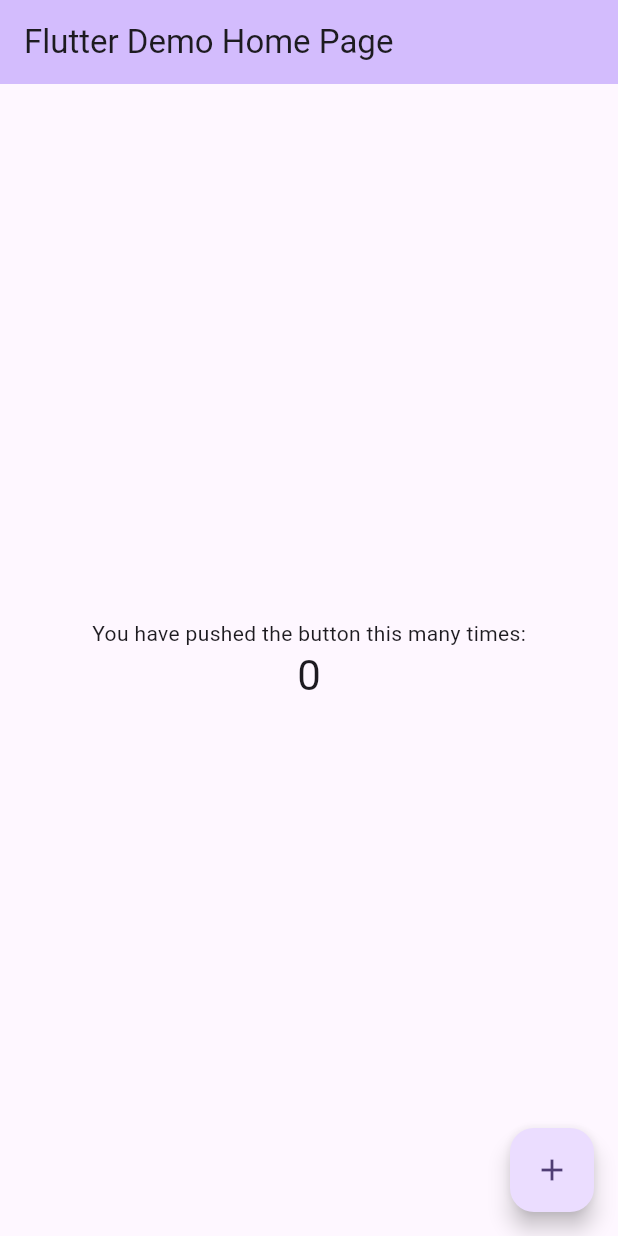
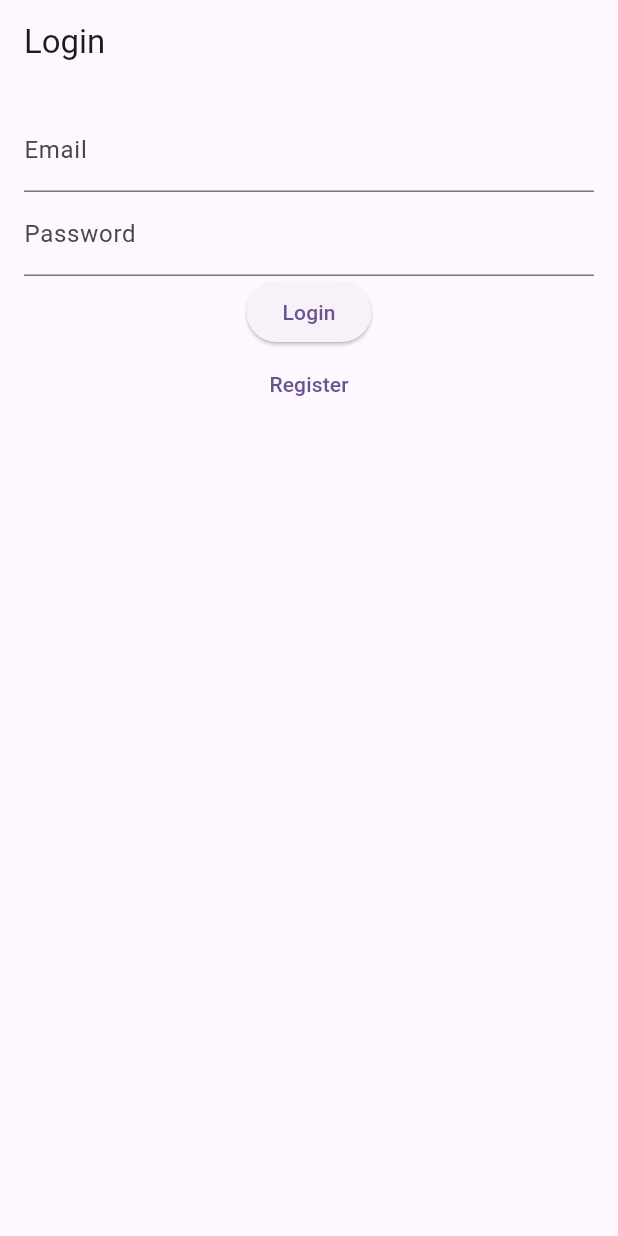
Before and after one commit to mcarney7/mad_hw4, a Flutter app: the screen it shows after launch, on a phone screen of 412 x 824 dp. Run offline on Flutter 3.47's test engine with Material 3 defaults, Android fonts, the phone set to English and light mode, and no system bars; our stand-ins replace cloud_firestore, firebase_auth, firebase_core; accounts and stored records are empty.

Commit message:
Getting the app to run with no errors.

```diff
--- /dev/null
+++ b/lib/login_screen.dart
@@ -0,0 +1,57 @@
+import 'package:flutter/material.dart';
+import 'package:firebase_auth/firebase_auth.dart';
+import 'register_screen.dart';
+import 'message_board_list.dart';
+
+class LoginScreen extends StatefulWidget {
+  const LoginScreen({Key? key}) : super(key: key);
+
+  @override
+  _LoginScreenState createState() => _LoginScreenState();
+}
+
+class _LoginScreenState extends State<LoginScreen> {
+  final TextEditingController emailController = TextEditingController();
+  final TextEditingController passwordController = TextEditingController();
+
+  Future<void> login(BuildContext context) async {
+    try {
+      await FirebaseAuth.instance.signInWithEmailAndPassword(
+          email: emailController.text, password: passwordController.text);
+      Navigator.pushReplacement(
+          context, MaterialPageRoute(builder: (context) => const MessageBoardList()));
+    } catch (e) {
+      ScaffoldMessenger.of(context).showSnackBar(
+          SnackBar(content: Text("Login Failed: ${e.toString()}")));
+    }
+  }
+
+  @override
+  void dispose() {
+    emailController.dispose();
+    passwordController.dispose();
+    super.dispose();
+  }
+
+  @override
+  Widget build(BuildContext context) {
+    return Scaffold(
+      appBar: AppBar(title: const Text('Login')),
+      body: Padding(
+        padding: const EdgeInsets.all(16.0),
+        child: Column(
+          children: [
+            TextField(controller: emailController, decoration: const InputDecoration(labelText: 'Email')),
+            TextField(controller: passwordController, decoration: const InputDecoration(labelText: 'Password'), obscureText: true),
+            ElevatedButton(onPressed: () => login(context), child: const Text('Login')),
+            TextButton(
+                onPressed: () {
+                  Navigator.push(context, MaterialPageRoute(builder: (context) => const RegisterScreen()));
+                },
+                child: const Text('Register'))
+          ],
+        ),
+      ),
+    );
+  }
+}
--- a/lib/main.dart
+++ b/lib/main.dart
@@ -1,125 +1,28 @@
 import 'package:flutter/material.dart';
+import 'package:firebase_core/firebase_core.dart';
+import 'splash_screen.dart';
+import 'firebase_options.dart';
 
-void main() {
+void main() async {
+  WidgetsFlutterBinding.ensureInitialized();
+  await Firebase.initializeApp(
+    options: DefaultFirebaseOptions.currentPlatform,
+  );
   runApp(const MyApp());
 }
 
 class MyApp extends StatelessWidget {
-  const MyApp({super.key});
+  const MyApp({Key? key}) : super(key: key);
 
-  // This widget is the root of your application.
   @override
   Widget build(BuildContext context) {
     return MaterialApp(
-      title: 'Flutter Demo',
+      title: 'Message Board App',
       theme: ThemeData(
-        // This is the theme of your application.
-        //
-        // TRY THIS: Try running your application with "flutter run". You'll see
-        // the application has a purple toolbar. Then, without quitting the app,
-        // try changing the seedColor in the colorScheme below to Colors.green
-        // and then invoke "hot reload" (save your changes or press the "hot
-        // reload" button in a Flutter-supported IDE, or press "r" if you used
-        // the command line to start the app).
-        //
-        // Notice that the counter didn't reset back to zero; the application
-        // state is not lost during the reload. To reset the state, use hot
-        // restart instead.
-        //
-        // This works for code too, not just values: Most code changes can be
-        // tested with just a hot reload.
         colorScheme: ColorScheme.fromSeed(seedColor: Colors.deepPurple),
         useMaterial3: true,
       ),
-      home: const MyHomePage(title: 'Flutter Demo Home Page'),
+      home: const SplashScreen(),
     );
   }
 }
-
-class MyHomePage extends StatefulWidget {
-  const MyHomePage({super.key, required this.title});
-
-  // This widget is the home page of your application. It is stateful, meaning
-  // that it has a State object (defined below) that contains fields that affect
-  // how it looks.
-
-  // This class is the configuration for the state. It holds the values (in this
-  // case the title) provided by the parent (in this case the App widget) and
-  // used by the build method of the State. Fields in a Widget subclass are
-  // always marked "final".
-
-  final String title;
-
-  @override
-  State<MyHomePage> createState() => _MyHomePageState();
-}
-
-class _MyHomePageState extends State<MyHomePage> {
-  int _counter = 0;
-
-  void _incrementCounter() {
-    setState(() {
-      // This call to setState tells the Flutter framework that something has
-      // changed in this State, which causes it to rerun the build method below
-      // so that the display can reflect the updated values. If we changed
-      // _counter without calling setState(), then the build method would not be
-      // called again, and so nothing would appear to happen.
-      _counter++;
-    });
-  }
-
-  @override
-  Widget build(BuildContext context) {
-    // This method is rerun every time setState is called, for instance as done
-    // by the _incrementCounter method above.
-    //
-    // The Flutter framework has been optimized to make rerunning build methods
-    // fast, so that you can just rebuild anything that needs updating rather
-    // than having to individually change instances of widgets.
-    return Scaffold(
-      appBar: AppBar(
-        // TRY THIS: Try changing the color here to a specific color (to
-        // Colors.amber, perhaps?) and trigger a hot reload to see the AppBar
-        // change color while the other colors stay the same.
-        backgroundColor: Theme.of(context).colorScheme.inversePrimary,
-        // Here we take the value from the MyHomePage object that was created by
-        // the App.build method, and use it to set our appbar title.
-        title: Text(widget.title),
-      ),
-      body: Center(
-        // Center is a layout widget. It takes a single child and positions it
-        // in the middle of the parent.
-        child: Column(
-          // Column is also a layout widget. It takes a list of children and
-          // arranges them vertically. By default, it sizes itself to fit its
-          // children horizontally, and tries to be as tall as its parent.
-          //
-          // Column has various properties to control how it sizes itself and
-          // how it positions its children. Here we use mainAxisAlignment to
-          // center the children vertically; the main axis here is the vertical
-          // axis because Columns are vertical (the cross axis would be
-          // horizontal).
-          //
-          // TRY THIS: Invoke "debug painting" (choose the "Toggle Debug Paint"
-          // action in the IDE, or press "p" in the console), to see the
-          // wireframe for each widget.
-          mainAxisAlignment: MainAxisAlignment.center,
-          children: <Widget>[
-            const Text(
-              'You have pushed the button this many times:',
-            ),
-            Text(
-              '$_counter',
-              style: Theme.of(context).textTheme.headlineMedium,
-            ),
-          ],
-        ),
-      ),
-      floatingActionButton: FloatingActionButton(
-        onPressed: _incrementCounter,
-        tooltip: 'Increment',
-        child: const Icon(Icons.add),
-      ), // This trailing comma makes auto-formatting nicer for build methods.
-    );
-  }
-}
```
Also changed, not shown: lib/chat_screen.dart (added, +48 -0 lines), lib/message_board_list.dart (added, +51 -0 lines), lib/register_screen.dart (added, +63 -0 lines), lib/splash_screen.dart (added, +32 -0 lines), pubspec.yaml (+6 -72 lines), pubspec.lock, 3 other files.
